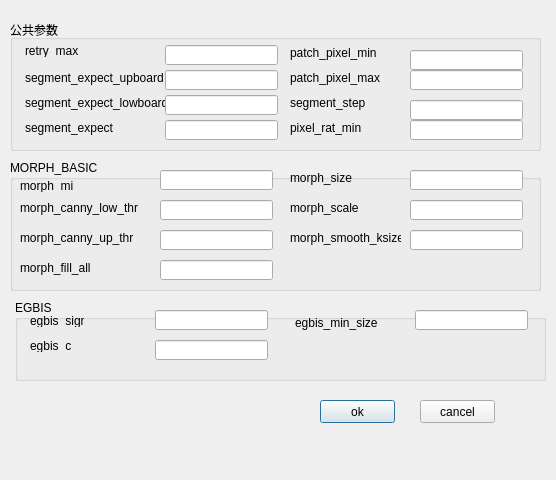
First picture: the form in system/Pixel0.1/gui/dialog_segmentParasAll.ui, repository buptjz/Pixel, before the edit.
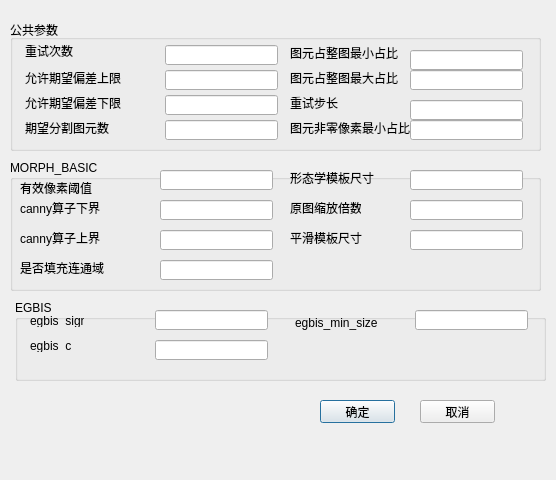
Second picture: the form after the edit.

What changed in the file:
```diff
--- a/system/Pixel0.1/gui/dialog_segmentParasAll.ui
+++ b/system/Pixel0.1/gui/dialog_segmentParasAll.ui
@@ -40,12 +40,12 @@
      <rect>
       <x>10</x>
       <y>20</y>
-      <width>54</width>
-      <height>12</height>
+      <width>81</width>
+      <height>16</height>
      </rect>
     </property>
     <property name="text">
-     <string>morph_min</string>
+     <string>有效像素阈值</string>
     </property>
    </widget>
    <widget class="QLabel" name="morph_canny_low_thr">
@@ -58,7 +58,7 @@
      </rect>
     </property>
     <property name="text">
-     <string>morph_canny_low_thr</string>
+     <string>canny算子下界</string>
     </property>
    </widget>
    <widget class="QLineEdit" name="lineEdit_morph_canny_low_thr">
@@ -81,7 +81,7 @@
      </rect>
     </property>
     <property name="text">
-     <string>morph_canny_up_thr</string>
+     <string>canny算子上界</string>
     </property>
    </widget>
    <widget class="QLineEdit" name="lineEdit_morph_canny_up_thr">
@@ -99,12 +99,12 @@
      <rect>
       <x>280</x>
       <y>10</y>
-      <width>71</width>
+      <width>111</width>
       <height>16</height>
      </rect>
     </property>
     <property name="text">
-     <string>morph_size</string>
+     <string>形态学模板尺寸</string>
     </property>
    </widget>
    <widget class="QLineEdit" name="lineEdit_morph_size">
@@ -127,7 +127,7 @@
      </rect>
     </property>
     <property name="text">
-     <string>morph_scale</string>
+     <string>原图缩放倍数</string>
     </property>
    </widget>
    <widget class="QLineEdit" name="lineEdit_morph_scale">
@@ -160,7 +160,7 @@
      </rect>
     </property>
     <property name="text">
-     <string>morph_smooth_ksize</string>
+     <string>平滑模板尺寸</string>
     </property>
    </widget>
    <widget class="QLabel" name="morph_fill_all">
@@ -173,7 +173,7 @@
      </rect>
     </property>
     <property name="text">
-     <string>morph_fill_all</string>
+     <string>是否填充连通域</string>
     </property>
    </widget>
    <widget class="QLineEdit" name="lineEdit_morph_fill_all">
@@ -297,7 +297,7 @@
      </rect>
     </property>
     <property name="text">
-     <string>retry_max</string>
+     <string>重试次数</string>
     </property>
    </widget>
    <widget class="QLabel" name="segment_expect_upboard">
@@ -310,7 +310,7 @@
      </rect>
     </property>
     <property name="text">
-     <string>segment_expect_upboard</string>
+     <string>允许期望偏差上限</string>
     </property>
    </widget>
    <widget class="QLabel" name="segment_expect_lowboard">
@@ -323,7 +323,7 @@
      </rect>
     </property>
     <property name="text">
-     <string>segment_expect_lowboard</string>
+     <string>允许期望偏差下限</string>
     </property>
    </widget>
    <widget class="QLabel" name="segment_expect">
@@ -336,7 +336,7 @@
      </rect>
     </property>
     <property name="text">
-     <string>segment_expect</string>
+     <string>期望分割图元数</string>
     </property>
    </widget>
    <widget class="QLabel" name="segment_step">
@@ -349,7 +349,7 @@
      </rect>
     </property>
     <property name="text">
-     <string>segment_step</string>
+     <string>重试步长</string>
     </property>
    </widget>
    <widget class="QLabel" name="patch_pixel_min">
@@ -357,12 +357,12 @@
      <rect>
       <x>280</x>
       <y>25</y>
-      <width>101</width>
+      <width>111</width>
       <height>16</height>
      </rect>
     </property>
     <property name="text">
-     <string>patch_pixel_min</string>
+     <string>图元占整图最小占比</string>
     </property>
    </widget>
    <widget class="QLabel" name="patch_pixel_max">
@@ -370,12 +370,12 @@
      <rect>
       <x>280</x>
       <y>50</y>
-      <width>111</width>
+      <width>121</width>
       <height>16</height>
      </rect>
     </property>
     <property name="text">
-     <string>patch_pixel_max</string>
+     <string>图元占整图最大占比</string>
     </property>
    </widget>
    <widget class="QLineEdit" name="lineEdit_retry_max">
@@ -463,12 +463,12 @@
      <rect>
       <x>280</x>
       <y>100</y>
-      <width>91</width>
+      <width>121</width>
       <height>16</height>
      </rect>
     </property>
     <property name="text">
-     <string>pixel_rat_min</string>
+     <string>图元非零像素最小占比</string>
     </property>
    </widget>
   </widget>
@@ -482,7 +482,7 @@
     </rect>
    </property>
    <property name="text">
-    <string>ok</string>
+    <string>确定</string>
    </property>
   </widget>
   <widget class="QPushButton" name="CancelBtn_segmentParasAll">
@@ -495,7 +495,7 @@
     </rect>
    </property>
    <property name="text">
-    <string>cancel</string>
+    <string>取消</string>
    </property>
   </widget>
  </widget>
```
